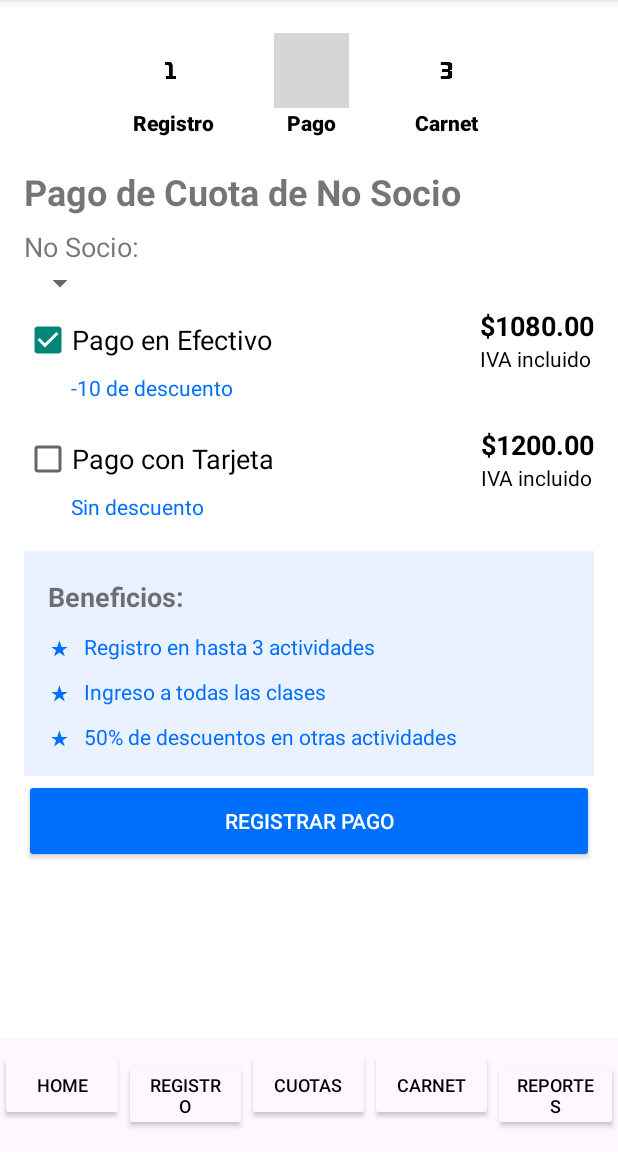
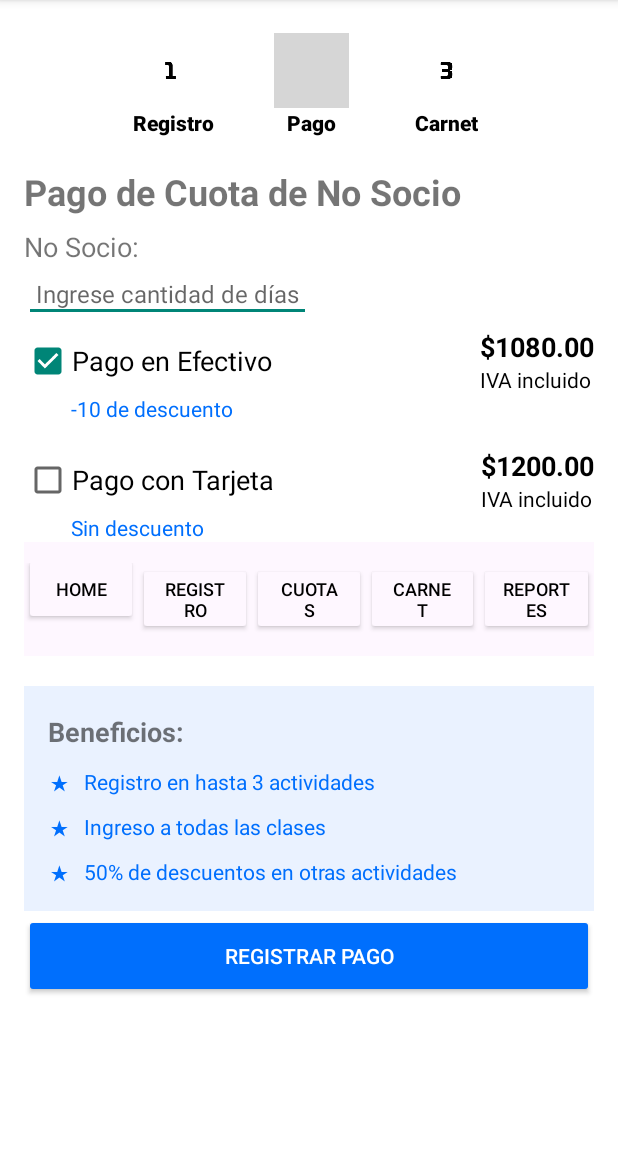
Before and after one commit to Heber-739/Desarrollo_Aplicaciones_Moviles, an Android app: the MainPagoCuotaNoSocio screen opened directly, with no data from a screen before it, on a phone screen of 412 x 824 dp, the part 84-1236 px from its top. Run offline under Robolectric (Android 15) with nearby library versions, the phone set to English and light mode, and no system bars; grey boxes are pictures that could not be loaded.

Commit message:
Se agrega funcionamiento de pago de cuotas de socio y no socio, tambien se modifica recibo de pago

```diff
--- a/app/src/main/res/layout/pago_de_cuota_nosocio.xml
+++ b/app/src/main/res/layout/pago_de_cuota_nosocio.xml
@@ -148,14 +148,14 @@
         android:orientation="vertical"
         app:layout_constraintTop_toBottomOf="@id/tv_socio">
 
-        <Spinner
-            android:id="@+id/spinner_dias"
+        <EditText
+            android:id="@+id/editText_dias"
             android:layout_width="wrap_content"
             android:layout_height="wrap_content"
+            android:hint="Ingrese cantidad de días"
+            android:inputType="number"
             android:padding="8dp"
-            android:textSize="16sp"
-            android:gravity="start"
-            android:textColor="@android:color/black" />
+            android:textSize="16sp"/>
 
 
     </LinearLayout>
@@ -284,88 +284,6 @@
                 android:textColor="#006FFD"
                 android:textSize="14sp"
                 android:layout_marginStart="31dp"/>
-        </LinearLayout>
-    </RadioGroup>
-
-    <LinearLayout
-        android:id="@+id/layout_beneficios"
-        android:layout_width="match_parent"
-        android:layout_height="wrap_content"
-        android:layout_gravity="center"
-        android:layout_marginStart="16dp"
-        android:layout_marginTop="4dp"
-        android:layout_marginEnd="16dp"
-        android:background="#EAF2FF"
-        android:clipToPadding="false"
-        android:orientation="vertical"
-        android:padding="16dp"
-        android:paddingBottom="16dp"
-        app:layout_constraintEnd_toEndOf="parent"
-        app:layout_constraintHorizontal_bias="0.0"
-        app:layout_constraintStart_toStartOf="parent"
-        app:layout_constraintTop_toBottomOf="@id/rg_metodos_pago">
-
-        <TextView
-            android:id="@+id/tv_beneficiospuntos"
-            android:layout_width="220dp"
-            android:layout_height="wrap_content"
-            android:layout_marginTop="2dp"
-            android:layout_marginBottom="10dp"
-            android:text="Beneficios:"
-            android:textSize="18sp"
-            android:textStyle="bold"
-            app:layout_constraintEnd_toEndOf="parent"
-            app:layout_constraintHorizontal_bias="0.0"
-            app:layout_constraintStart_toStartOf="parent" />
-
-        <LinearLayout
-            android:id="@+id/layout_puntosbeneficios"
-            android:layout_width="wrap_content"
-            android:layout_height="wrap_content"
-            android:layout_marginStart="1dp"
-            android:layout_marginTop="1dp"
-            android:orientation="vertical"
-            app:layout_constraintStart_toStartOf="parent"
-
-            app:layout_constraintTop_toBottomOf="@id/tv_beneficiospuntos">
-
-            <TextView
-                android:layout_width="wrap_content"
-                android:layout_height="wrap_content"
-                android:layout_marginBottom="10dp"
-                android:text="&#x2605;   Registro en hasta 3 actividades"
-                android:textColor="#006FFD" />
-
-            <TextView
-                android:layout_width="wrap_content"
-                android:layout_height="wrap_content"
-                android:layout_marginBottom="10dp"
-                android:text="★   Ingreso a todas las clases"
-                android:textColor="#006FFD" /> <!-- Cambia el color de la estrella -->
-
-            <TextView
-                android:layout_width="wrap_content"
-                android:layout_height="wrap_content"
-                android:text="★   50% de descuentos en otras actividades"
-                android:textColor="#006FFD" />
-        </LinearLayout>
-    </LinearLayout>
-
-    <Button
-        android:id="@+id/btn_registrar_pago"
-        android:layout_width="match_parent"
-        android:layout_height="56dp"
-        android:layout_marginStart="16dp"
-        android:layout_marginTop="2dp"
-        android:layout_marginEnd="16dp"
-        android:backgroundTint="#006ffd"
-        android:text="Registrar Pago"
-        android:textColor="@android:color/white"
-        app:cornerRadius="12dp"
-        app:layout_constraintEnd_toEndOf="parent"
-        app:layout_constraintHorizontal_bias="0.0"
-        app:layout_constraintStart_toStartOf="parent"
-        app:layout_constraintTop_toBottomOf="@id/layout_beneficios" />
 
             <FrameLayout
                 android:layout_width="match_parent"
@@ -500,4 +418,87 @@
 
                 </LinearLayout>
             </FrameLayout>
+        </LinearLayout>
+    </RadioGroup>
+
+    <LinearLayout
+        android:id="@+id/layout_beneficios"
+        android:layout_width="match_parent"
+        android:layout_height="wrap_content"
+        android:layout_gravity="center"
+        android:layout_marginStart="16dp"
+        android:layout_marginTop="4dp"
+        android:layout_marginEnd="16dp"
+        android:background="#EAF2FF"
+        android:clipToPadding="false"
+        android:orientation="vertical"
+        android:padding="16dp"
+        android:paddingBottom="16dp"
+        app:layout_constraintEnd_toEndOf="parent"
+        app:layout_constraintHorizontal_bias="0.0"
+        app:layout_constraintStart_toStartOf="parent"
+        app:layout_constraintTop_toBottomOf="@id/rg_metodos_pago">
+
+        <TextView
+            android:id="@+id/tv_beneficiospuntos"
+            android:layout_width="220dp"
+            android:layout_height="wrap_content"
+            android:layout_marginTop="2dp"
+            android:layout_marginBottom="10dp"
+            android:text="Beneficios:"
+            android:textSize="18sp"
+            android:textStyle="bold"
+            app:layout_constraintEnd_toEndOf="parent"
+            app:layout_constraintHorizontal_bias="0.0"
+            app:layout_constraintStart_toStartOf="parent" />
+
+        <LinearLayout
+            android:id="@+id/layout_puntosbeneficios"
+            android:layout_width="wrap_content"
+            android:layout_height="wrap_content"
+            android:layout_marginStart="1dp"
+            android:layout_marginTop="1dp"
+            android:orientation="vertical"
+            app:layout_constraintStart_toStartOf="parent"
+
+            app:layout_constraintTop_toBottomOf="@id/tv_beneficiospuntos">
+
+            <TextView
+                android:layout_width="wrap_content"
+                android:layout_height="wrap_content"
+                android:layout_marginBottom="10dp"
+                android:text="&#x2605;   Registro en hasta 3 actividades"
+                android:textColor="#006FFD" />
+
+            <TextView
+                android:layout_width="wrap_content"
+                android:layout_height="wrap_content"
+                android:layout_marginBottom="10dp"
+                android:text="★   Ingreso a todas las clases"
+                android:textColor="#006FFD" /> <!-- Cambia el color de la estrella -->
+
+            <TextView
+                android:layout_width="wrap_content"
+                android:layout_height="wrap_content"
+                android:text="★   50% de descuentos en otras actividades"
+                android:textColor="#006FFD" />
+        </LinearLayout>
+    </LinearLayout>
+
+    <Button
+        android:id="@+id/btn_registrar_pago"
+        android:layout_width="match_parent"
+        android:layout_height="56dp"
+        android:layout_marginStart="16dp"
+        android:layout_marginTop="2dp"
+        android:layout_marginEnd="16dp"
+        android:backgroundTint="#006ffd"
+        android:text="Registrar Pago"
+        android:textColor="@android:color/white"
+        app:cornerRadius="12dp"
+        app:layout_constraintEnd_toEndOf="parent"
+        app:layout_constraintHorizontal_bias="0.0"
+        app:layout_constraintStart_toStartOf="parent"
+        app:layout_constraintTop_toBottomOf="@id/layout_beneficios" />
+
 </androidx.constraintlayout.widget.ConstraintLayout>
--- a/app/src/main/res/layout/recibo_de_pago.xml
+++ b/app/src/main/res/layout/recibo_de_pago.xml
@@ -58,7 +58,6 @@
             android:layout_width="match_parent"
             android:layout_height="wrap_content"
             android:layout_marginTop="12dp"
-            android:text="Cuota Mensual de Socio"
             android:textAlignment="viewStart"
             android:textColor="@color/black"
             android:textSize="20dp"
@@ -76,7 +75,6 @@
             android:layout_width="match_parent"
             android:layout_height="wrap_content"
             android:layout_marginTop="12dp"
-            android:text="18/12/2024"
             android:textAlignment="viewStart"
             android:textColor="@color/black"
             android:textSize="20dp"
@@ -94,7 +92,6 @@
         android:layout_width="match_parent"
         android:layout_height="wrap_content"
         android:layout_marginTop="12dp"
-        android:text="Metodo de pago"
         android:textAlignment="viewStart"
         android:textColor="@color/black"
         android:textSize="20dp"
@@ -114,7 +111,6 @@
             android:layout_marginTop="40dp"
             android:layout_marginEnd="20dp"
             android:gravity="end"
-            android:text="$1080.00"
             android:textColor="@color/black"
             android:textSize="46dp"
             android:textStyle="bold" />
```
Also changed, not shown: app/src/main/java/com/example/clubdeportivo/MainPagoCuotaNoSocio.kt (+54 -50 lines), app/src/main/java/com/example/clubdeportivo/MainPagoCuotaSocio.kt (+67 -48 lines), app/src/main/java/com/example/clubdeportivo/MainReciboPago.kt (+17 -0 lines), app/src/main/res/layout/pago_de_cuota_socio.xml (+13 -15 lines). Lines whose indentation alone changed are shown as unchanged.
